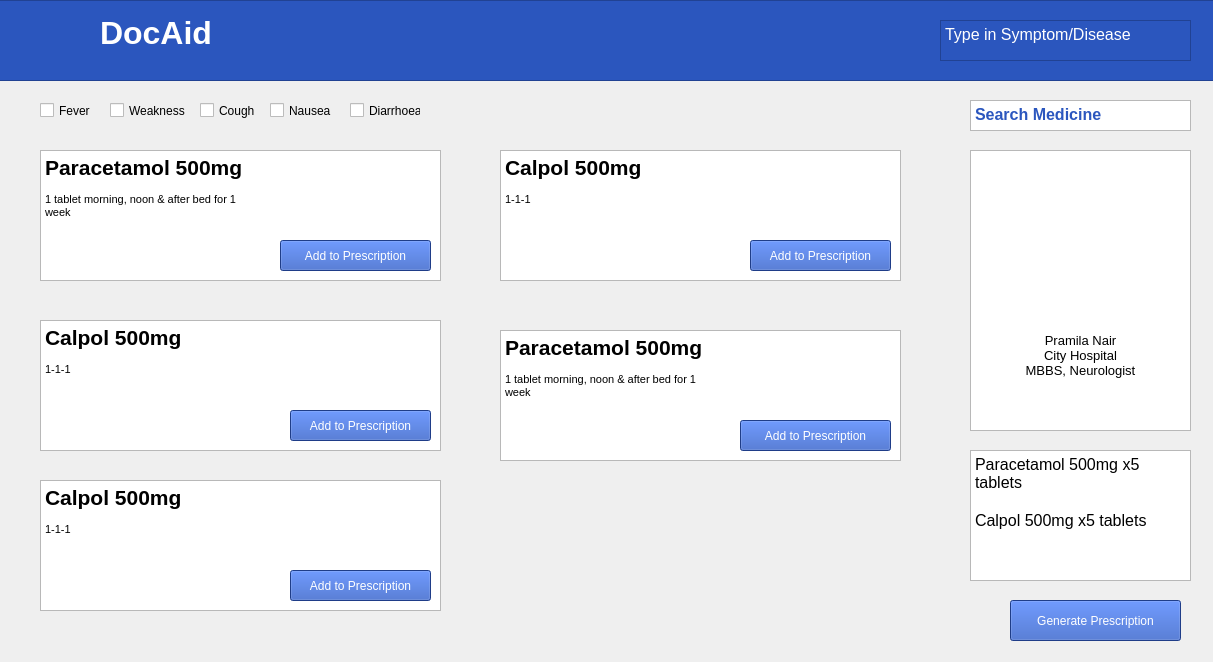
Above: UI/prescription.ui from DocAid/Desktop-Doctor before the change. Below: the same form after it.
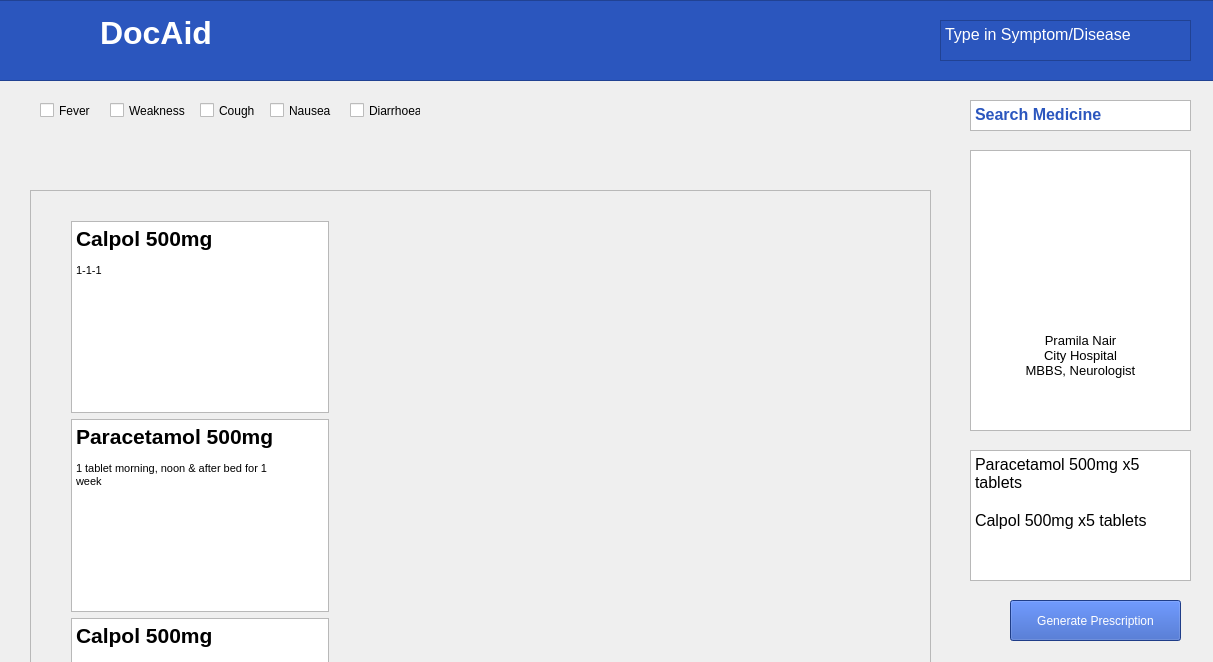
That is the form after the change. Icons and pictures are not drawn.

Diff of the .ui file:
```diff
--- a/UI/prescription.ui
+++ b/UI/prescription.ui
@@ -87,25 +87,6 @@
      <pixmap>../.designer/Downloads/DeepinScreenshot_20190821152323-removebg-preview.png</pixmap>
     </property>
    </widget>
-   <widget class="QTextBrowser" name="textBrowser_4">
-    <property name="geometry">
-     <rect>
-      <x>500</x>
-      <y>150</y>
-      <width>401</width>
-      <height>131</height>
-     </rect>
-    </property>
-    <property name="html">
-     <string>&lt;!DOCTYPE HTML PUBLIC &quot;-//W3C//DTD HTML 4.0//EN&quot; &quot;http://www.w3.org/TR/REC-html40/strict.dtd&quot;&gt;
-&lt;html&gt;&lt;head&gt;&lt;meta name=&quot;qrichtext&quot; content=&quot;1&quot; /&gt;&lt;style type=&quot;text/css&quot;&gt;
-p, li { white-space: pre-wrap; }
-&lt;/style&gt;&lt;/head&gt;&lt;body style=&quot; font-family:'Ubuntu'; font-size:11pt; font-weight:400; font-style:normal;&quot;&gt;
-&lt;p style=&quot; margin-top:0px; margin-bottom:0px; margin-left:0px; margin-right:0px; -qt-block-indent:0; text-indent:0px;&quot;&gt;&lt;span style=&quot; font-family:'MS Shell Dlg 2'; font-size:16pt; font-weight:600;&quot;&gt;Calpol 500mg&lt;/span&gt;&lt;span style=&quot; font-family:'MS Shell Dlg 2'; font-size:8.25pt;&quot;&gt; &lt;/span&gt;&lt;/p&gt;
-&lt;p style=&quot;-qt-paragraph-type:empty; margin-top:0px; margin-bottom:0px; margin-left:0px; margin-right:0px; -qt-block-indent:0; text-indent:0px; font-family:'MS Shell Dlg 2'; font-size:8.25pt;&quot;&gt;&lt;br /&gt;&lt;/p&gt;
-&lt;p style=&quot; margin-top:0px; margin-bottom:0px; margin-left:0px; margin-right:0px; -qt-block-indent:0; text-indent:0px;&quot;&gt;&lt;span style=&quot; font-family:'MS Shell Dlg 2'; font-size:8.25pt;&quot;&gt;1-1-1&lt;/span&gt;&lt;/p&gt;&lt;/body&gt;&lt;/html&gt;</string>
-    </property>
-   </widget>
    <widget class="QCheckBox" name="checkBox">
     <property name="geometry">
      <rect>
@@ -293,40 +274,6 @@
      <string>Generate Prescription</string>
     </property>
    </widget>
-   <widget class="QTextBrowser" name="textBrowser_3">
-    <property name="geometry">
-     <rect>
-      <x>40</x>
-      <y>150</y>
-      <width>401</width>
-      <height>131</height>
-     </rect>
-    </property>
-    <property name="cursor" stdset="0">
-     <cursorShape>PointingHandCursor</cursorShape>
-    </property>
-    <property name="mouseTracking">
-     <bool>true</bool>
-    </property>
-    <property name="tabletTracking">
-     <bool>true</bool>
-    </property>
-    <property name="autoFillBackground">
-     <bool>true</bool>
-    </property>
-    <property name="styleSheet">
-     <string notr="true">selection-background-color: qradialgradient(spread:pad, cx:0.5, cy:0.5, radius:0.5, fx:0.5, fy:0.5, stop:0 rgba(255, 255, 255, 255), stop:0.1 rgba(255, 255, 255, 255), stop:0.2 rgba(255, 176, 176, 167), stop:0.3 rgba(255, 151, 151, 92), stop:0.4 rgba(255, 125, 125, 51), stop:0.5 rgba(255, 76, 76, 205), stop:0.52 rgba(255, 76, 76, 205), stop:0.6 rgba(255, 180, 180, 84), stop:1 rgba(255, 255, 255, 0));</string>
-    </property>
-    <property name="html">
-     <string>&lt;!DOCTYPE HTML PUBLIC &quot;-//W3C//DTD HTML 4.0//EN&quot; &quot;http://www.w3.org/TR/REC-html40/strict.dtd&quot;&gt;
-&lt;html&gt;&lt;head&gt;&lt;meta name=&quot;qrichtext&quot; content=&quot;1&quot; /&gt;&lt;style type=&quot;text/css&quot;&gt;
-p, li { white-space: pre-wrap; }
-&lt;/style&gt;&lt;/head&gt;&lt;body style=&quot; font-family:'Ubuntu'; font-size:11pt; font-weight:400; font-style:normal;&quot;&gt;
-&lt;p style=&quot; margin-top:0px; margin-bottom:0px; margin-left:0px; margin-right:0px; -qt-block-indent:0; text-indent:0px;&quot;&gt;&lt;span style=&quot; font-family:'MS Shell Dlg 2'; font-size:16pt; font-weight:600;&quot;&gt;Paracetamol 500mg&lt;/span&gt;&lt;span style=&quot; font-family:'MS Shell Dlg 2'; font-size:8.25pt;&quot;&gt; &lt;/span&gt;&lt;/p&gt;
-&lt;p style=&quot;-qt-paragraph-type:empty; margin-top:0px; margin-bottom:0px; margin-left:0px; margin-right:0px; -qt-block-indent:0; text-indent:0px; font-family:'MS Shell Dlg 2'; font-size:8.25pt;&quot;&gt;&lt;br /&gt;&lt;/p&gt;
-&lt;p style=&quot; margin-top:0px; margin-bottom:0px; margin-left:0px; margin-right:0px; -qt-block-indent:0; text-indent:0px;&quot;&gt;&lt;span style=&quot; font-family:'MS Shell Dlg 2'; font-size:8pt;&quot;&gt;1 tablet morning, noon &amp;amp; after bed for 1&lt;br /&gt;week &lt;/span&gt;&lt;/p&gt;&lt;/body&gt;&lt;/html&gt;</string>
-    </property>
-   </widget>
    <widget class="QTextBrowser" name="textBrowser_11">
     <property name="geometry">
      <rect>
@@ -1079,40 +1026,6 @@
      <string>Add to Prescription</string>
     </property>
    </widget>
-   <widget class="QTextBrowser" name="textBrowser_5">
-    <property name="geometry">
-     <rect>
-      <x>500</x>
-      <y>330</y>
-      <width>401</width>
-      <height>131</height>
-     </rect>
-    </property>
-    <property name="cursor" stdset="0">
-     <cursorShape>PointingHandCursor</cursorShape>
-    </property>
-    <property name="mouseTracking">
-     <bool>true</bool>
-    </property>
-    <property name="tabletTracking">
-     <bool>true</bool>
-    </property>
-    <property name="autoFillBackground">
-     <bool>true</bool>
-    </property>
-    <property name="styleSheet">
-     <string notr="true">selection-background-color: qradialgradient(spread:pad, cx:0.5, cy:0.5, radius:0.5, fx:0.5, fy:0.5, stop:0 rgba(255, 255, 255, 255), stop:0.1 rgba(255, 255, 255, 255), stop:0.2 rgba(255, 176, 176, 167), stop:0.3 rgba(255, 151, 151, 92), stop:0.4 rgba(255, 125, 125, 51), stop:0.5 rgba(255, 76, 76, 205), stop:0.52 rgba(255, 76, 76, 205), stop:0.6 rgba(255, 180, 180, 84), stop:1 rgba(255, 255, 255, 0));</string>
-    </property>
-    <property name="html">
-     <string>&lt;!DOCTYPE HTML PUBLIC &quot;-//W3C//DTD HTML 4.0//EN&quot; &quot;http://www.w3.org/TR/REC-html40/strict.dtd&quot;&gt;
-&lt;html&gt;&lt;head&gt;&lt;meta name=&quot;qrichtext&quot; content=&quot;1&quot; /&gt;&lt;style type=&quot;text/css&quot;&gt;
-p, li { white-space: pre-wrap; }
-&lt;/style&gt;&lt;/head&gt;&lt;body style=&quot; font-family:'Ubuntu'; font-size:11pt; font-weight:400; font-style:normal;&quot;&gt;
-&lt;p style=&quot; margin-top:0px; margin-bottom:0px; margin-left:0px; margin-right:0px; -qt-block-indent:0; text-indent:0px;&quot;&gt;&lt;span style=&quot; font-family:'MS Shell Dlg 2'; font-size:16pt; font-weight:600;&quot;&gt;Paracetamol 500mg&lt;/span&gt;&lt;span style=&quot; font-family:'MS Shell Dlg 2'; font-size:8.25pt;&quot;&gt; &lt;/span&gt;&lt;/p&gt;
-&lt;p style=&quot;-qt-paragraph-type:empty; margin-top:0px; margin-bottom:0px; margin-left:0px; margin-right:0px; -qt-block-indent:0; text-indent:0px; font-family:'MS Shell Dlg 2'; font-size:8.25pt;&quot;&gt;&lt;br /&gt;&lt;/p&gt;
-&lt;p style=&quot; margin-top:0px; margin-bottom:0px; margin-left:0px; margin-right:0px; -qt-block-indent:0; text-indent:0px;&quot;&gt;&lt;span style=&quot; font-family:'MS Shell Dlg 2'; font-size:8pt;&quot;&gt;1 tablet morning, noon &amp;amp; after bed for 1&lt;br /&gt;week &lt;/span&gt;&lt;/p&gt;&lt;/body&gt;&lt;/html&gt;</string>
-    </property>
-   </widget>
    <widget class="QPushButton" name="pushButton_13">
     <property name="geometry">
      <rect>
@@ -1274,25 +1187,6 @@
      <string>Add to Prescription</string>
     </property>
    </widget>
-   <widget class="QTextBrowser" name="textBrowser_6">
-    <property name="geometry">
-     <rect>
-      <x>40</x>
-      <y>320</y>
-      <width>401</width>
-      <height>131</height>
-     </rect>
-    </property>
-    <property name="html">
-     <string>&lt;!DOCTYPE HTML PUBLIC &quot;-//W3C//DTD HTML 4.0//EN&quot; &quot;http://www.w3.org/TR/REC-html40/strict.dtd&quot;&gt;
-&lt;html&gt;&lt;head&gt;&lt;meta name=&quot;qrichtext&quot; content=&quot;1&quot; /&gt;&lt;style type=&quot;text/css&quot;&gt;
-p, li { white-space: pre-wrap; }
-&lt;/style&gt;&lt;/head&gt;&lt;body style=&quot; font-family:'Ubuntu'; font-size:11pt; font-weight:400; font-style:normal;&quot;&gt;
-&lt;p style=&quot; margin-top:0px; margin-bottom:0px; margin-left:0px; margin-right:0px; -qt-block-indent:0; text-indent:0px;&quot;&gt;&lt;span style=&quot; font-family:'MS Shell Dlg 2'; font-size:16pt; font-weight:600;&quot;&gt;Calpol 500mg&lt;/span&gt;&lt;span style=&quot; font-family:'MS Shell Dlg 2'; font-size:8.25pt;&quot;&gt; &lt;/span&gt;&lt;/p&gt;
-&lt;p style=&quot;-qt-paragraph-type:empty; margin-top:0px; margin-bottom:0px; margin-left:0px; margin-right:0px; -qt-block-indent:0; text-indent:0px; font-family:'MS Shell Dlg 2'; font-size:8.25pt;&quot;&gt;&lt;br /&gt;&lt;/p&gt;
-&lt;p style=&quot; margin-top:0px; margin-bottom:0px; margin-left:0px; margin-right:0px; -qt-block-indent:0; text-indent:0px;&quot;&gt;&lt;span style=&quot; font-family:'MS Shell Dlg 2'; font-size:8.25pt;&quot;&gt;1-1-1&lt;/span&gt;&lt;/p&gt;&lt;/body&gt;&lt;/html&gt;</string>
-    </property>
-   </widget>
    <widget class="QPushButton" name="pushButton_14">
     <property name="geometry">
      <rect>
@@ -1454,25 +1348,6 @@
      <string>Add to Prescription</string>
     </property>
    </widget>
-   <widget class="QTextBrowser" name="textBrowser_7">
-    <property name="geometry">
-     <rect>
-      <x>40</x>
-      <y>480</y>
-      <width>401</width>
-      <height>131</height>
-     </rect>
-    </property>
-    <property name="html">
-     <string>&lt;!DOCTYPE HTML PUBLIC &quot;-//W3C//DTD HTML 4.0//EN&quot; &quot;http://www.w3.org/TR/REC-html40/strict.dtd&quot;&gt;
-&lt;html&gt;&lt;head&gt;&lt;meta name=&quot;qrichtext&quot; content=&quot;1&quot; /&gt;&lt;style type=&quot;text/css&quot;&gt;
-p, li { white-space: pre-wrap; }
-&lt;/style&gt;&lt;/head&gt;&lt;body style=&quot; font-family:'Ubuntu'; font-size:11pt; font-weight:400; font-style:normal;&quot;&gt;
-&lt;p style=&quot; margin-top:0px; margin-bottom:0px; margin-left:0px; margin-right:0px; -qt-block-indent:0; text-indent:0px;&quot;&gt;&lt;span style=&quot; font-family:'MS Shell Dlg 2'; font-size:16pt; font-weight:600;&quot;&gt;Calpol 500mg&lt;/span&gt;&lt;span style=&quot; font-family:'MS Shell Dlg 2'; font-size:8.25pt;&quot;&gt; &lt;/span&gt;&lt;/p&gt;
-&lt;p style=&quot;-qt-paragraph-type:empty; margin-top:0px; margin-bottom:0px; margin-left:0px; margin-right:0px; -qt-block-indent:0; text-indent:0px; font-family:'MS Shell Dlg 2'; font-size:8.25pt;&quot;&gt;&lt;br /&gt;&lt;/p&gt;
-&lt;p style=&quot; margin-top:0px; margin-bottom:0px; margin-left:0px; margin-right:0px; -qt-block-indent:0; text-indent:0px;&quot;&gt;&lt;span style=&quot; font-family:'MS Shell Dlg 2'; font-size:8.25pt;&quot;&gt;1-1-1&lt;/span&gt;&lt;/p&gt;&lt;/body&gt;&lt;/html&gt;</string>
-    </property>
-   </widget>
    <widget class="QPushButton" name="pushButton_15">
     <property name="geometry">
      <rect>
@@ -1634,6 +1509,136 @@
      <string>Add to Prescription</string>
     </property>
    </widget>
+   <widget class="QScrollArea" name="scrollArea">
+    <property name="geometry">
+     <rect>
+      <x>30</x>
+      <y>190</y>
+      <width>901</width>
+      <height>551</height>
+     </rect>
+    </property>
+    <property name="widgetResizable">
+     <bool>true</bool>
+    </property>
+    <widget class="QWidget" name="scrollAreaWidgetContents">
+     <property name="geometry">
+      <rect>
+       <x>0</x>
+       <y>0</y>
+       <width>899</width>
+       <height>549</height>
+      </rect>
+     </property>
+     <widget class="QWidget" name="">
+      <property name="geometry">
+       <rect>
+        <x>40</x>
+        <y>30</y>
+        <width>258</width>
+        <height>986</height>
+       </rect>
+      </property>
+      <layout class="QVBoxLayout" name="verticalLayout">
+       <item>
+        <widget class="QTextBrowser" name="textBrowser_4">
+         <property name="html">
+          <string>&lt;!DOCTYPE HTML PUBLIC &quot;-//W3C//DTD HTML 4.0//EN&quot; &quot;http://www.w3.org/TR/REC-html40/strict.dtd&quot;&gt;
+&lt;html&gt;&lt;head&gt;&lt;meta name=&quot;qrichtext&quot; content=&quot;1&quot; /&gt;&lt;style type=&quot;text/css&quot;&gt;
+p, li { white-space: pre-wrap; }
+&lt;/style&gt;&lt;/head&gt;&lt;body style=&quot; font-family:'Ubuntu'; font-size:11pt; font-weight:400; font-style:normal;&quot;&gt;
+&lt;p style=&quot; margin-top:0px; margin-bottom:0px; margin-left:0px; margin-right:0px; -qt-block-indent:0; text-indent:0px;&quot;&gt;&lt;span style=&quot; font-family:'MS Shell Dlg 2'; font-size:16pt; font-weight:600;&quot;&gt;Calpol 500mg&lt;/span&gt;&lt;span style=&quot; font-family:'MS Shell Dlg 2'; font-size:8.25pt;&quot;&gt; &lt;/span&gt;&lt;/p&gt;
+&lt;p style=&quot;-qt-paragraph-type:empty; margin-top:0px; margin-bottom:0px; margin-left:0px; margin-right:0px; -qt-block-indent:0; text-indent:0px; font-family:'MS Shell Dlg 2'; font-size:8.25pt;&quot;&gt;&lt;br /&gt;&lt;/p&gt;
+&lt;p style=&quot; margin-top:0px; margin-bottom:0px; margin-left:0px; margin-right:0px; -qt-block-indent:0; text-indent:0px;&quot;&gt;&lt;span style=&quot; font-family:'MS Shell Dlg 2'; font-size:8.25pt;&quot;&gt;1-1-1&lt;/span&gt;&lt;/p&gt;&lt;/body&gt;&lt;/html&gt;</string>
+         </property>
+        </widget>
+       </item>
+       <item>
+        <widget class="QTextBrowser" name="textBrowser_5">
+         <property name="cursor" stdset="0">
+          <cursorShape>PointingHandCursor</cursorShape>
+         </property>
+         <property name="mouseTracking">
+          <bool>true</bool>
+         </property>
+         <property name="tabletTracking">
+          <bool>true</bool>
+         </property>
+         <property name="autoFillBackground">
+          <bool>true</bool>
+         </property>
+         <property name="styleSheet">
+          <string notr="true">selection-background-color: qradialgradient(spread:pad, cx:0.5, cy:0.5, radius:0.5, fx:0.5, fy:0.5, stop:0 rgba(255, 255, 255, 255), stop:0.1 rgba(255, 255, 255, 255), stop:0.2 rgba(255, 176, 176, 167), stop:0.3 rgba(255, 151, 151, 92), stop:0.4 rgba(255, 125, 125, 51), stop:0.5 rgba(255, 76, 76, 205), stop:0.52 rgba(255, 76, 76, 205), stop:0.6 rgba(255, 180, 180, 84), stop:1 rgba(255, 255, 255, 0));</string>
+         </property>
+         <property name="html">
+          <string>&lt;!DOCTYPE HTML PUBLIC &quot;-//W3C//DTD HTML 4.0//EN&quot; &quot;http://www.w3.org/TR/REC-html40/strict.dtd&quot;&gt;
+&lt;html&gt;&lt;head&gt;&lt;meta name=&quot;qrichtext&quot; content=&quot;1&quot; /&gt;&lt;style type=&quot;text/css&quot;&gt;
+p, li { white-space: pre-wrap; }
+&lt;/style&gt;&lt;/head&gt;&lt;body style=&quot; font-family:'Ubuntu'; font-size:11pt; font-weight:400; font-style:normal;&quot;&gt;
+&lt;p style=&quot; margin-top:0px; margin-bottom:0px; margin-left:0px; margin-right:0px; -qt-block-indent:0; text-indent:0px;&quot;&gt;&lt;span style=&quot; font-family:'MS Shell Dlg 2'; font-size:16pt; font-weight:600;&quot;&gt;Paracetamol 500mg&lt;/span&gt;&lt;span style=&quot; font-family:'MS Shell Dlg 2'; font-size:8.25pt;&quot;&gt; &lt;/span&gt;&lt;/p&gt;
+&lt;p style=&quot;-qt-paragraph-type:empty; margin-top:0px; margin-bottom:0px; margin-left:0px; margin-right:0px; -qt-block-indent:0; text-indent:0px; font-family:'MS Shell Dlg 2'; font-size:8.25pt;&quot;&gt;&lt;br /&gt;&lt;/p&gt;
+&lt;p style=&quot; margin-top:0px; margin-bottom:0px; margin-left:0px; margin-right:0px; -qt-block-indent:0; text-indent:0px;&quot;&gt;&lt;span style=&quot; font-family:'MS Shell Dlg 2'; font-size:8pt;&quot;&gt;1 tablet morning, noon &amp;amp; after bed for 1&lt;br /&gt;week &lt;/span&gt;&lt;/p&gt;&lt;/body&gt;&lt;/html&gt;</string>
+         </property>
+        </widget>
+       </item>
+       <item>
+        <widget class="QTextBrowser" name="textBrowser_7">
+         <property name="html">
+          <string>&lt;!DOCTYPE HTML PUBLIC &quot;-//W3C//DTD HTML 4.0//EN&quot; &quot;http://www.w3.org/TR/REC-html40/strict.dtd&quot;&gt;
+&lt;html&gt;&lt;head&gt;&lt;meta name=&quot;qrichtext&quot; content=&quot;1&quot; /&gt;&lt;style type=&quot;text/css&quot;&gt;
+p, li { white-space: pre-wrap; }
+&lt;/style&gt;&lt;/head&gt;&lt;body style=&quot; font-family:'Ubuntu'; font-size:11pt; font-weight:400; font-style:normal;&quot;&gt;
+&lt;p style=&quot; margin-top:0px; margin-bottom:0px; margin-left:0px; margin-right:0px; -qt-block-indent:0; text-indent:0px;&quot;&gt;&lt;span style=&quot; font-family:'MS Shell Dlg 2'; font-size:16pt; font-weight:600;&quot;&gt;Calpol 500mg&lt;/span&gt;&lt;span style=&quot; font-family:'MS Shell Dlg 2'; font-size:8.25pt;&quot;&gt; &lt;/span&gt;&lt;/p&gt;
+&lt;p style=&quot;-qt-paragraph-type:empty; margin-top:0px; margin-bottom:0px; margin-left:0px; margin-right:0px; -qt-block-indent:0; text-indent:0px; font-family:'MS Shell Dlg 2'; font-size:8.25pt;&quot;&gt;&lt;br /&gt;&lt;/p&gt;
+&lt;p style=&quot; margin-top:0px; margin-bottom:0px; margin-left:0px; margin-right:0px; -qt-block-indent:0; text-indent:0px;&quot;&gt;&lt;span style=&quot; font-family:'MS Shell Dlg 2'; font-size:8.25pt;&quot;&gt;1-1-1&lt;/span&gt;&lt;/p&gt;&lt;/body&gt;&lt;/html&gt;</string>
+         </property>
+        </widget>
+       </item>
+       <item>
+        <widget class="QTextBrowser" name="textBrowser_6">
+         <property name="html">
+          <string>&lt;!DOCTYPE HTML PUBLIC &quot;-//W3C//DTD HTML 4.0//EN&quot; &quot;http://www.w3.org/TR/REC-html40/strict.dtd&quot;&gt;
+&lt;html&gt;&lt;head&gt;&lt;meta name=&quot;qrichtext&quot; content=&quot;1&quot; /&gt;&lt;style type=&quot;text/css&quot;&gt;
+p, li { white-space: pre-wrap; }
+&lt;/style&gt;&lt;/head&gt;&lt;body style=&quot; font-family:'Ubuntu'; font-size:11pt; font-weight:400; font-style:normal;&quot;&gt;
+&lt;p style=&quot; margin-top:0px; margin-bottom:0px; margin-left:0px; margin-right:0px; -qt-block-indent:0; text-indent:0px;&quot;&gt;&lt;span style=&quot; font-family:'MS Shell Dlg 2'; font-size:16pt; font-weight:600;&quot;&gt;Calpol 500mg&lt;/span&gt;&lt;span style=&quot; font-family:'MS Shell Dlg 2'; font-size:8.25pt;&quot;&gt; &lt;/span&gt;&lt;/p&gt;
+&lt;p style=&quot;-qt-paragraph-type:empty; margin-top:0px; margin-bottom:0px; margin-left:0px; margin-right:0px; -qt-block-indent:0; text-indent:0px; font-family:'MS Shell Dlg 2'; font-size:8.25pt;&quot;&gt;&lt;br /&gt;&lt;/p&gt;
+&lt;p style=&quot; margin-top:0px; margin-bottom:0px; margin-left:0px; margin-right:0px; -qt-block-indent:0; text-indent:0px;&quot;&gt;&lt;span style=&quot; font-family:'MS Shell Dlg 2'; font-size:8.25pt;&quot;&gt;1-1-1&lt;/span&gt;&lt;/p&gt;&lt;/body&gt;&lt;/html&gt;</string>
+         </property>
+        </widget>
+       </item>
+       <item>
+        <widget class="QTextBrowser" name="textBrowser_3">
+         <property name="cursor" stdset="0">
+          <cursorShape>PointingHandCursor</cursorShape>
+         </property>
+         <property name="mouseTracking">
+          <bool>true</bool>
+         </property>
+         <property name="tabletTracking">
+          <bool>true</bool>
+         </property>
+         <property name="autoFillBackground">
+          <bool>true</bool>
+         </property>
+         <property name="styleSheet">
+          <string notr="true">selection-background-color: qradialgradient(spread:pad, cx:0.5, cy:0.5, radius:0.5, fx:0.5, fy:0.5, stop:0 rgba(255, 255, 255, 255), stop:0.1 rgba(255, 255, 255, 255), stop:0.2 rgba(255, 176, 176, 167), stop:0.3 rgba(255, 151, 151, 92), stop:0.4 rgba(255, 125, 125, 51), stop:0.5 rgba(255, 76, 76, 205), stop:0.52 rgba(255, 76, 76, 205), stop:0.6 rgba(255, 180, 180, 84), stop:1 rgba(255, 255, 255, 0));</string>
+         </property>
+         <property name="html">
+          <string>&lt;!DOCTYPE HTML PUBLIC &quot;-//W3C//DTD HTML 4.0//EN&quot; &quot;http://www.w3.org/TR/REC-html40/strict.dtd&quot;&gt;
+&lt;html&gt;&lt;head&gt;&lt;meta name=&quot;qrichtext&quot; content=&quot;1&quot; /&gt;&lt;style type=&quot;text/css&quot;&gt;
+p, li { white-space: pre-wrap; }
+&lt;/style&gt;&lt;/head&gt;&lt;body style=&quot; font-family:'Ubuntu'; font-size:11pt; font-weight:400; font-style:normal;&quot;&gt;
+&lt;p style=&quot; margin-top:0px; margin-bottom:0px; margin-left:0px; margin-right:0px; -qt-block-indent:0; text-indent:0px;&quot;&gt;&lt;span style=&quot; font-family:'MS Shell Dlg 2'; font-size:16pt; font-weight:600;&quot;&gt;Paracetamol 500mg&lt;/span&gt;&lt;span style=&quot; font-family:'MS Shell Dlg 2'; font-size:8.25pt;&quot;&gt; &lt;/span&gt;&lt;/p&gt;
+&lt;p style=&quot;-qt-paragraph-type:empty; margin-top:0px; margin-bottom:0px; margin-left:0px; margin-right:0px; -qt-block-indent:0; text-indent:0px; font-family:'MS Shell Dlg 2'; font-size:8.25pt;&quot;&gt;&lt;br /&gt;&lt;/p&gt;
+&lt;p style=&quot; margin-top:0px; margin-bottom:0px; margin-left:0px; margin-right:0px; -qt-block-indent:0; text-indent:0px;&quot;&gt;&lt;span style=&quot; font-family:'MS Shell Dlg 2'; font-size:8pt;&quot;&gt;1 tablet morning, noon &amp;amp; after bed for 1&lt;br /&gt;week &lt;/span&gt;&lt;/p&gt;&lt;/body&gt;&lt;/html&gt;</string>
+         </property>
+        </widget>
+       </item>
+      </layout>
+     </widget>
+    </widget>
+   </widget>
   </widget>
  </widget>
  <resources/>
```
